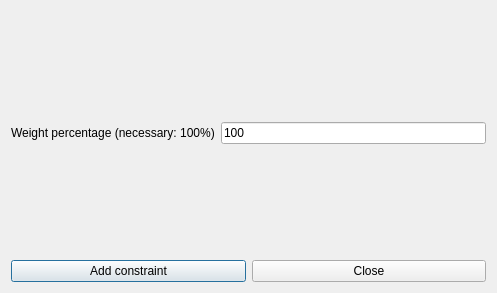
This is fet/src/interface/addconstraintteachersmaxtwoactivitytagsperdayfromn1n2n3form_template.ui in vonmecheln/fet as Qt 5 draws it before an edit. The edited form follows.
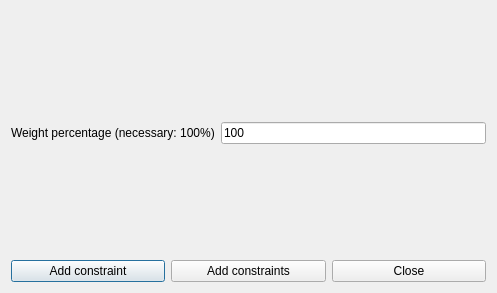
This is the edited form.

What changed in the file:
```diff
--- a/fet/src/interface/addconstraintteachersmaxtwoactivitytagsperdayfromn1n2n3form_template.ui
+++ b/fet/src/interface/addconstraintteachersmaxtwoactivitytagsperdayfromn1n2n3form_template.ui
@@ -76,6 +76,13 @@
        </property>
       </widget>
      </item>
+     <item>
+      <widget class="QPushButton" name="addConstraintsPushButton">
+       <property name="text">
+        <string>Add constraints</string>
+       </property>
+      </widget>
+     </item>
      <item>
       <widget class="QPushButton" name="closePushButton">
        <property name="text">
```
